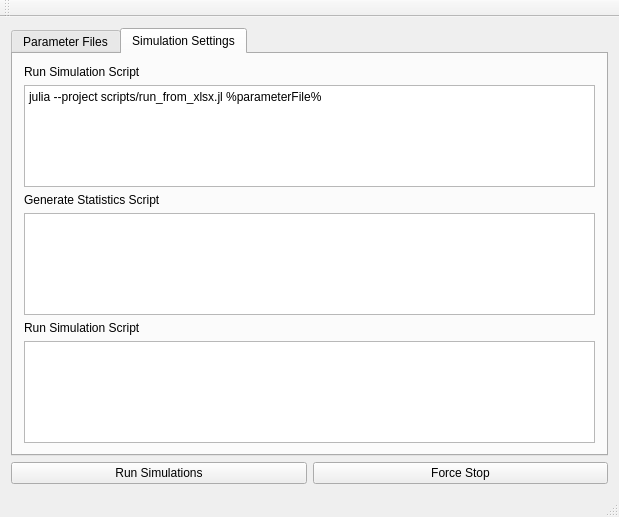
SteffenPL/SimulationInterface, file mainwindow.ui: the form before one commit.
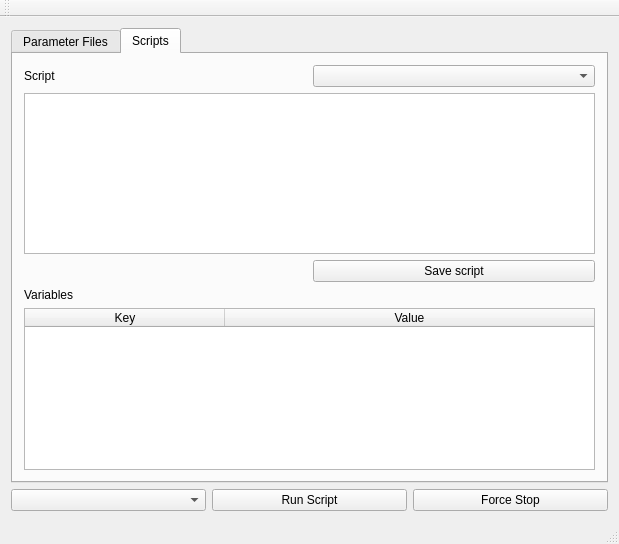
The form after the commit. The open tabs and pages were chosen to show the change.

Commit message: added read directory and variables support

```diff
--- a/mainwindow.ui
+++ b/mainwindow.ui
@@ -7,7 +7,7 @@
     <x>0</x>
     <y>0</y>
     <width>619</width>
-    <height>517</height>
+    <height>544</height>
    </rect>
   </property>
   <property name="windowTitle">
@@ -15,21 +15,24 @@
   </property>
   <widget class="QWidget" name="centralWidget">
    <layout class="QGridLayout" name="gridLayout_2">
-    <item row="1" column="0">
-     <widget class="QPushButton" name="pushButton_run">
-      <property name="text">
-       <string>Run Simulations</string>
-      </property>
-     </widget>
-    </item>
     <item row="1" column="1">
+     <widget class="QPushButton" name="pushButton_run">
+      <property name="text">
+       <string>Run Script</string>
+      </property>
+     </widget>
+    </item>
+    <item row="1" column="2">
      <widget class="QPushButton" name="pushButton_stop">
       <property name="text">
        <string>Force Stop</string>
       </property>
      </widget>
     </item>
-    <item row="0" column="0" colspan="2">
+    <item row="1" column="0">
+     <widget class="QComboBox" name="comboBox_script_selection"/>
+    </item>
+    <item row="0" column="0" colspan="3">
      <widget class="QTabWidget" name="tabWidget">
       <property name="currentIndex">
        <number>0</number>
@@ -109,43 +112,71 @@
       </widget>
       <widget class="QWidget" name="tab_settings">
        <attribute name="title">
-        <string>Simulation Settings</string>
+        <string>Scripts</string>
        </attribute>
        <layout class="QGridLayout" name="gridLayout_4">
         <item row="0" column="0">
          <widget class="QLabel" name="label_3">
           <property name="text">
-           <string>Run Simulation Script</string>
+           <string>Script</string>
           </property>
          </widget>
         </item>
-        <item row="1" column="0">
-         <widget class="QPlainTextEdit" name="plainTextEdit_sim">
+        <item row="0" column="1">
+         <widget class="QComboBox" name="comboBox_script_name"/>
+        </item>
+        <item row="1" column="0" colspan="2">
+         <widget class="QPlainTextEdit" name="plainTextEdit_script">
+          <property name="font">
+           <font>
+            <family>Monospace</family>
+           </font>
+          </property>
           <property name="plainText">
-           <string>julia --project scripts/run_from_xlsx.jl %parameterFile% </string>
+           <string/>
           </property>
          </widget>
         </item>
-        <item row="2" column="0">
+        <item row="3" column="0" colspan="2">
          <widget class="QLabel" name="label_4">
           <property name="text">
-           <string>Generate Statistics Script</string>
+           <string>Variables</string>
           </property>
          </widget>
         </item>
-        <item row="3" column="0">
-         <widget class="QPlainTextEdit" name="plainTextEdit_stats"/>
+        <item row="4" column="0" colspan="2">
+         <widget class="QTableWidget" name="tableWidget_vars">
+          <property name="alternatingRowColors">
+           <bool>true</bool>
+          </property>
+          <attribute name="horizontalHeaderCascadingSectionResizes">
+           <bool>false</bool>
+          </attribute>
+          <attribute name="horizontalHeaderDefaultSectionSize">
+           <number>200</number>
+          </attribute>
+          <attribute name="horizontalHeaderStretchLastSection">
+           <bool>true</bool>
+          </attribute>
+          <column>
+           <property name="text">
+            <string>Key</string>
+           </property>
+          </column>
+          <column>
+           <property name="text">
+            <string>Value</string>
+           </property>
+          </column>
+         </widget>
         </item>
-        <item row="4" column="0">
-         <widget class="QLabel" name="label_5">
+        <item row="2" column="1">
+         <widget class="QPushButton" name="pushButton_save_script">
           <property name="text">
-           <string>Run Simulation Script</string>
+           <string>Save script</string>
           </property>
          </widget>
         </item>
-        <item row="5" column="0">
-         <widget class="QPlainTextEdit" name="plainTextEdit_sim_video"/>
-        </item>
        </layout>
       </widget>
      </widget>
```
Left out of the diff: 37 changed lines with no effect on the pictures. The commit also changes 2 other files.
